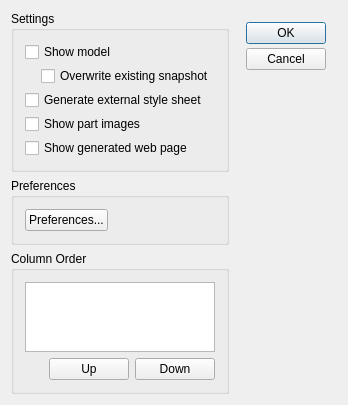
Before: the Qt Designer form ldvlib/LDVQt/LDVPartList.ui in trevorsandy/lpub3d-ci, drawn with Qt 5.
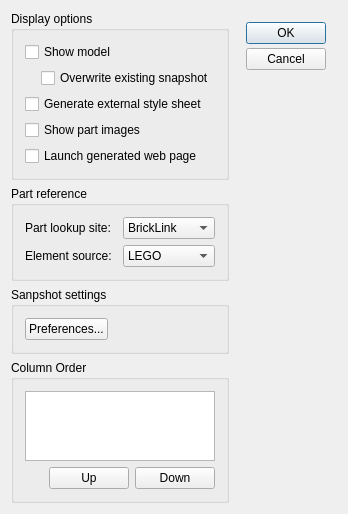
After: the same form once the commit is applied. Icons and pictures are not drawn.

Commit message: Extend native export - HTML Part List preferences [ticket]

```diff
--- a/ldvlib/LDVQt/LDVPartList.ui
+++ b/ldvlib/LDVQt/LDVPartList.ui
@@ -8,7 +8,7 @@
     <x>0</x>
     <y>0</y>
     <width>323</width>
-    <height>368</height>
+    <height>465</height>
    </rect>
   </property>
   <property name="windowTitle">
@@ -39,12 +39,9 @@
      <item>
       <widget class="QGroupBox" name="settingsBox">
        <property name="title">
-        <string>Settings</string>
+        <string>Display options</string>
        </property>
-       <layout class="QVBoxLayout">
-        <property name="spacing">
-         <number>4</number>
-        </property>
+       <layout class="QGridLayout" name="gridLayout">
         <property name="leftMargin">
          <number>11</number>
         </property>
@@ -57,14 +54,35 @@
         <property name="bottomMargin">
          <number>11</number>
         </property>
-        <item>
+        <item row="4" column="0">
+         <widget class="QCheckBox" name="showWebPageButton">
+          <property name="text">
+           <string>Launch generated web page</string>
+          </property>
+         </widget>
+        </item>
+        <item row="0" column="0">
          <widget class="QCheckBox" name="showModelButton">
           <property name="text">
            <string>Show model</string>
           </property>
          </widget>
         </item>
-        <item>
+        <item row="2" column="0">
+         <widget class="QCheckBox" name="generateExternalSSButton">
+          <property name="text">
+           <string>Generate external style sheet</string>
+          </property>
+         </widget>
+        </item>
+        <item row="3" column="0">
+         <widget class="QCheckBox" name="showPartImageButton">
+          <property name="text">
+           <string>Show part images</string>
+          </property>
+         </widget>
+        </item>
+        <item row="1" column="0">
          <layout class="QHBoxLayout">
           <property name="spacing">
            <number>0</number>
@@ -106,26 +124,64 @@
           </item>
          </layout>
         </item>
+       </layout>
+      </widget>
+     </item>
         <item>
-         <widget class="QCheckBox" name="generateExternalSSButton">
+      <widget class="QGroupBox" name="partReferenceBox">
+       <property name="title">
+        <string>Part reference</string>
+       </property>
+       <layout class="QVBoxLayout" name="verticalLayout">
+        <item>
+         <layout class="QHBoxLayout" name="horizontalLayout_2">
+          <item>
+           <widget class="QLabel" name="label_3">
           <property name="text">
-           <string>Generate external style sheet</string>
+             <string>Part lookup site:</string>
           </property>
          </widget>
         </item>
         <item>
-         <widget class="QCheckBox" name="showPartImageButton">
+           <widget class="QComboBox" name="partLookupSiteCombo">
+            <item>
           <property name="text">
-           <string>Show part images</string>
-          </property>
-         </widget>
-        </item>
+              <string>BrickLink</string>
+             </property>
+            </item>
+            <item>
+             <property name="text">
+              <string>Peeron</string>
+             </property>
+            </item>
+           </widget>
+          </item>
+         </layout>
+        </item>
         <item>
-         <widget class="QCheckBox" name="showWebPageButton">
+         <layout class="QHBoxLayout" name="horizontalLayout_3">
+          <item>
+           <widget class="QLabel" name="label_2">
           <property name="text">
-           <string>Show generated web page</string>
-          </property>
-         </widget>
+             <string>Element source:</string>
+            </property>
+           </widget>
+          </item>
+          <item>
+           <widget class="QComboBox" name="elementSourceCombo">
+            <item>
+             <property name="text">
+              <string>LEGO</string>
+             </property>
+            </item>
+            <item>
+             <property name="text">
+              <string>BrickLink</string>
+             </property>
+            </item>
+           </widget>
+          </item>
+         </layout>
         </item>
        </layout>
       </widget>
@@ -133,7 +189,7 @@
      <item>
       <widget class="QGroupBox" name="preferencesBox">
        <property name="title">
-        <string>Preferences</string>
+        <string>Sanpshot settings</string>
        </property>
        <layout class="QHBoxLayout" name="horizontalLayout">
         <item>
```
Lines whose indentation alone changed are shown as unchanged. The commit also changes 5 other files.
